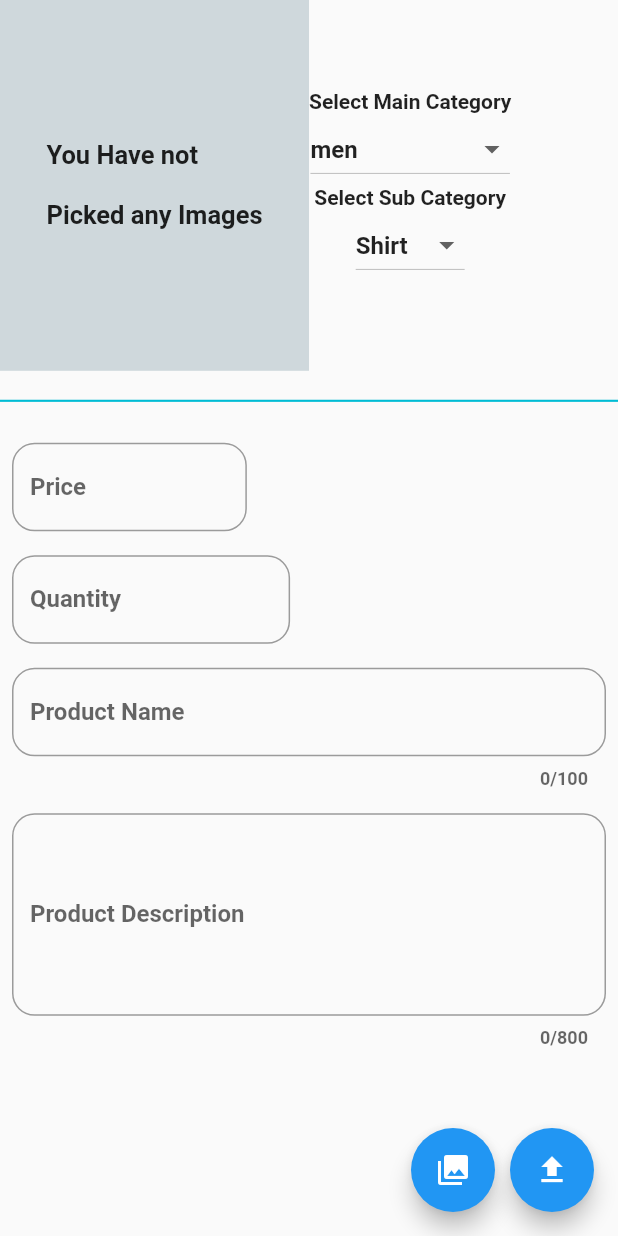
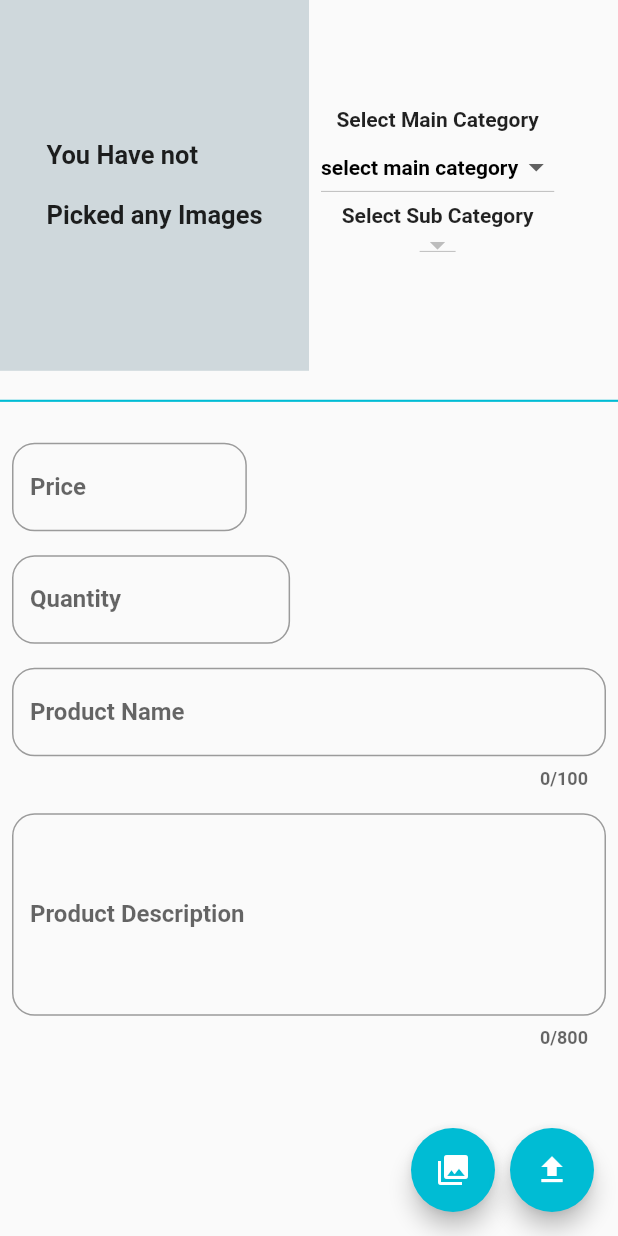
Before and after one commit to mbuguap/Multi-Vendor-Ecommerce, a Flutter app: the UploadProductScreen screen opened directly, on a phone screen of 412 x 824 dp. Run offline on Flutter 3.47's test engine with Material 2 defaults, Android fonts, the phone set to English and light mode, and no system bars; our stand-ins replace cloud_firestore, firebase_auth, firebase_core, firebase_storage, image_picker; accounts and stored records are empty.

Commit message:
dropdown

```diff
--- a/lib/utils/category_list.dart
+++ b/lib/utils/category_list.dart
@@ -1,4 +1,5 @@
 List<String> mainCategory = [
+  'select main category',
   'men',
   'women',
   'electronics',
@@ -7,10 +8,11 @@ List<String> mainCategory = [
   'home & garden',
   'beauty',
   'kids',
-  'bags'
+  'bags',
 ];
 
 List<String> men = [
+  'subcategory',
   'Shirt',
   'T-Shirt',
   'Jacket',
@@ -18,5 +20,124 @@ List<String> men = [
   'Coat',
   'Jeans',
   'Shorts',
-  'Suit'
+  'Suit',
+  'other'
 ];
+
+List<String> women = [
+  'subcategory',
+  'dress',
+  '2pcs sets',
+  't-shirt',
+  'top',
+  'skirt',
+  'jeans',
+  'pants',
+  'coat',
+  'jacket',
+  'other'
+];
+
+List<String> electronics = [
+  'subcategory',
+  'phone',
+  'computer',
+  'laptop',
+  'smart tv',
+  'phone holder',
+  'charger',
+  'usb cables',
+  'head phone',
+  'smart watch',
+  'tablet',
+  'mouse',
+  'keyboard',
+  'gaming',
+  'other'
+];
+
+List<String> shoes = [
+  'subcategory',
+  'men slippers',
+  'men classic',
+  'men casual',
+  'men boots',
+  'men canvas',
+  'men sport',
+  'men sandals',
+  'home slippers',
+  'women slippers',
+  'women boots',
+  'women heels',
+  'women sport',
+  'women sandals',
+  'other'
+];
+
+List<String> homeandgarden = [
+  'subcategory',
+  'living room',
+  'bed room',
+  'dinning room',
+  'kitchen tools',
+  'bath access',
+  'furniture',
+  'decoration',
+  'lighting',
+  'garden',
+  'other'
+];
+
+List<String> beauty = [
+  'subcategory',
+  'body care',
+  'hair care',
+  'men perfume',
+  'women perfume',
+  'make up',
+  'other'
+];
+
+List<String> accessories = [
+  'subcategory',
+  'hat',
+  'men sunglass',
+  'women sunglass',
+  'classic watch',
+  'gloves',
+  'belt waist',
+  'ring',
+  'necklace',
+  'scarf set',
+  'anklet',
+  'other'
+];
+
+List<String> bags = [
+  'subcategory',
+  'wallet',
+  'clutch',
+  'chest bag',
+  'back pack',
+  'business bags',
+  'laptop bags',
+  'women bags',
+  'other'
+];
+
+List<String> kids = [
+  'subcategory',
+  'girls sets',
+  'girls dress',
+  'girls top',
+  'girls pants',
+  'jacket',
+  'sweatshirts',
+  'boys sets',
+  'boys top',
+  'boys pants',
+  'home wear',
+  'boys suits',
+  'baby shoes',
+  'other'
+];
--- a/lib/views/categories/men_category_screen.dart
+++ b/lib/views/categories/men_category_screen.dart
@@ -23,7 +23,7 @@ class MenCategoryScreen extends StatelessWidget {
             crossAxisCount: 3,
             crossAxisSpacing: 15,
             mainAxisSpacing: 70,
-            children: List.generate(men.length, (index) {
+            children: List.generate(men.length -1, (index) {
               return Padding(
                 padding: const EdgeInsets.all(8.0),
                 child: GestureDetector(
@@ -31,7 +31,7 @@ class MenCategoryScreen extends StatelessWidget {
                     Navigator.of(context).push(
                         MaterialPageRoute(builder: (BuildContext context) {
                       return SubCategoryScreen(
-                        subCategoryName: men[index],
+                        subCategoryName: men[index + 1],
                         mainCategory: 'Men',
                       );
                     }));
@@ -45,7 +45,7 @@ class MenCategoryScreen extends StatelessWidget {
                         child: Image.asset('assets/images/men/men$index.jpg'),
                       ),
                       Text(
-                        men[index],
+                        men[index + 1],
                       ),
                     ],
                   ),
--- a/lib/views/upload_product_screen.dart
+++ b/lib/views/upload_product_screen.dart
@@ -1,4 +1,5 @@
 import 'dart:io';
+import 'dart:ui';
 import 'package:flutter/material.dart';
 import 'package:image_picker/image_picker.dart';
 import 'package:multi_vendor/controllers/snack_bar_controller.dart';
@@ -12,8 +13,10 @@ class UploadProductScreen extends StatefulWidget {
 class _UploadProductScreenState extends State<UploadProductScreen> {
   final GlobalKey<FormState> _formKey = GlobalKey<FormState>();
   final ImagePicker _picker = ImagePicker();
-  String mainCategoryValue = 'men';
-  String subCategoryValue = 'Shirt';
+  String mainCategoryValue = 'select main category';
+  String subCategoryValue = 'subcategory';
+
+  List<String> subCategoryList = [];
 
   late double price;
   late int quantity;
@@ -60,6 +63,33 @@ class _UploadProductScreenState extends State<UploadProductScreen> {
     }
   }
 
+  void selectMainCategory(String? value) {
+    if (value == 'men') {
+      subCategoryList = men;
+    } else if (value == 'women') {
+      subCategoryList = women;
+    } else if (value == 'electronics') {
+      subCategoryList = electronics;
+    } else if (value == 'shoes') {
+      subCategoryList = shoes;
+    } else if (value == 'accessories') {
+      subCategoryList = accessories;
+    } else if (value == 'home & garden') {
+      subCategoryList = homeandgarden;
+    } else if (value == 'beauty') {
+      subCategoryList = beauty;
+    } else if (value == 'bags') {
+      subCategoryList = bags;
+    } else if (value == 'kids') {
+      subCategoryList = kids;
+    }
+
+    setState(() {
+      mainCategoryValue = value!;
+      subCategoryValue = 'subcategory';
+    });
+  }
+
   void uploadProduct() {
     if (_formKey.currentState!.validate()) {
       _formKey.currentState!.save();
@@ -104,31 +134,40 @@ class _UploadProductScreenState extends State<UploadProductScreen> {
                               ),
                       ),
                     ),
-                    Column(
+                    Padding(
+                      padding: const EdgeInsets.all(8.0),
+                      child: Column(
+                        crossAxisAlignment: CrossAxisAlignment.center,
                         children: [
                           Text(
                             'Select Main Category',
                           ),
                           DropdownButton(
+                              borderRadius: BorderRadius.circular(
+                                50,
+                              ),
+                              style: TextStyle(
+                                color: Colors.black,
+                                fontWeight: FontWeight.bold,
+                              ),
                               value: mainCategoryValue,
-                            items:
-                                mainCategory.map<DropdownMenuItem<String>>((e) {
+                              items: mainCategory
+                                  .map<DropdownMenuItem<String>>((e) {
                                 return DropdownMenuItem(
                                   child: Text(e),
                                   value: e,
                                 );
                               }).toList(),
                               onChanged: (String? value) {
-                              setState(() {
-                                mainCategoryValue = value!;
-                              });
+                                selectMainCategory(value);
                               }),
                           Text(
                             'Select Sub Category',
                           ),
                           DropdownButton(
                               value: subCategoryValue,
-                            items: men.map<DropdownMenuItem<String>>((e) {
+                              items: subCategoryList
+                                  .map<DropdownMenuItem<String>>((e) {
                                 return DropdownMenuItem(
                                   child: Text(e),
                                   value: e,
@@ -140,6 +179,7 @@ class _UploadProductScreenState extends State<UploadProductScreen> {
                                 });
                               }),
                         ],
+                      ),
                     ),
                   ],
                 ),
@@ -275,6 +315,7 @@ class _UploadProductScreenState extends State<UploadProductScreen> {
           Padding(
             padding: const EdgeInsets.only(right: 10),
             child: FloatingActionButton(
+              backgroundColor: Colors.cyan,
               onPressed: () {
                 pickProductImages();
               },
@@ -282,6 +323,7 @@ class _UploadProductScreenState extends State<UploadProductScreen> {
             ),
           ),
           FloatingActionButton(
+            backgroundColor: Colors.cyan,
             onPressed: () {
               uploadProduct();
             },
```
Also changed, not shown: assets/images/men/men8.jpg (added). Lines whose indentation alone changed are shown as unchanged.
